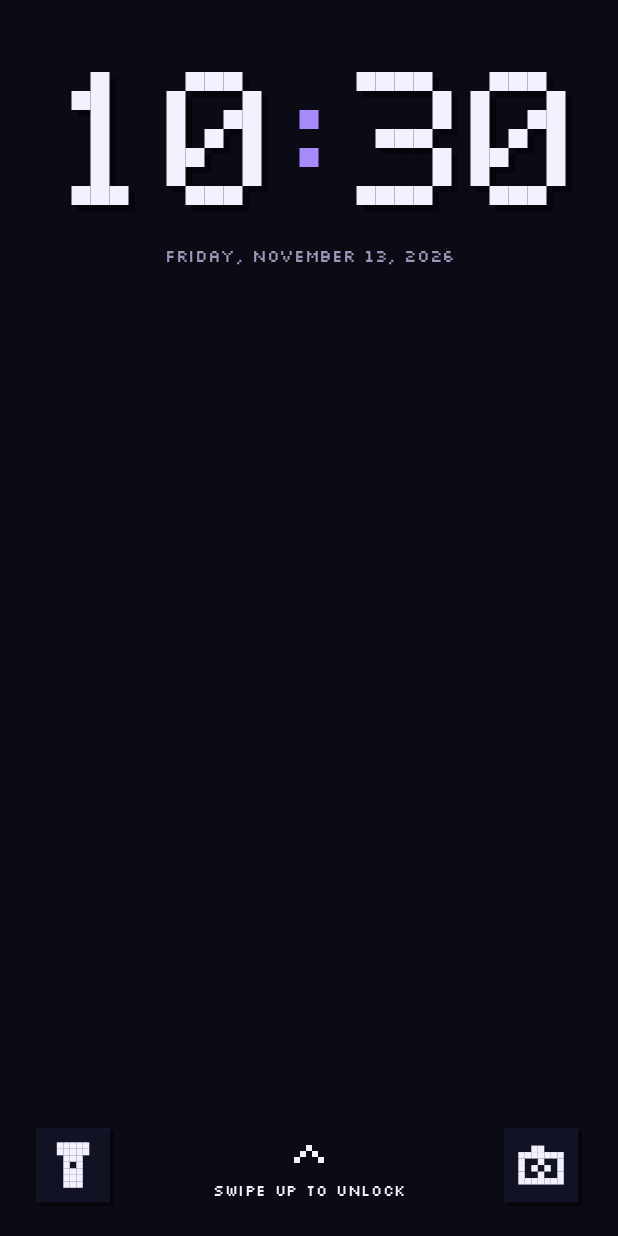
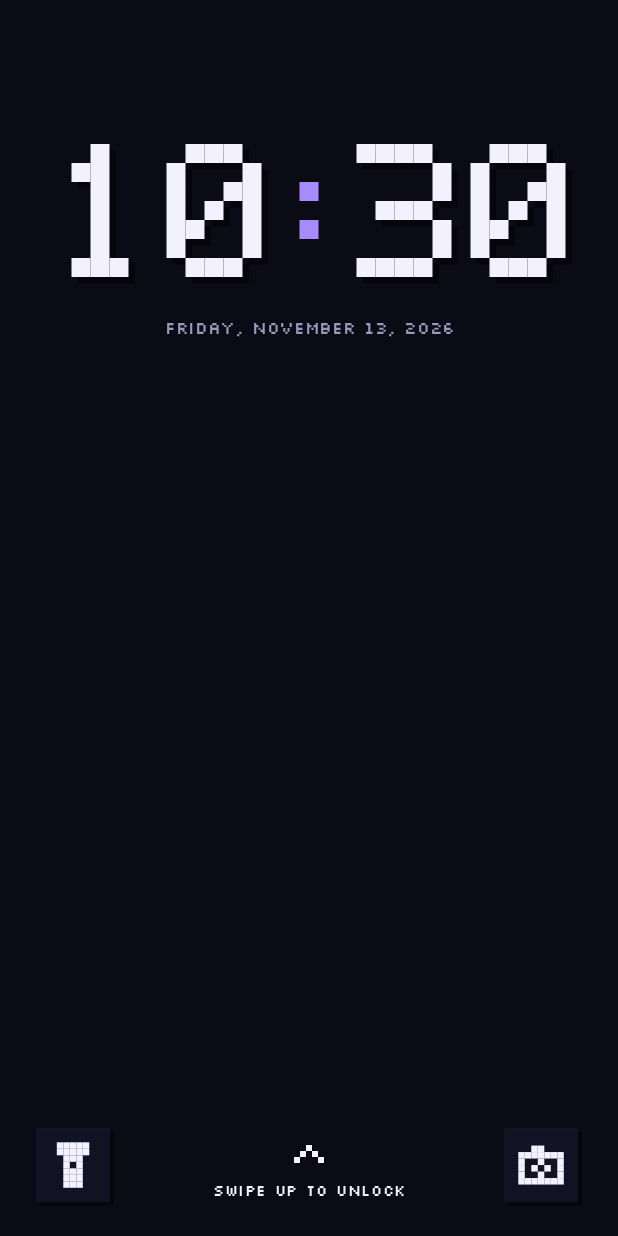
Before and after one commit to Hootywhooo86/bitlauncher, an Android app: the LockActivity screen opened directly, with no data from a screen before it, on a phone screen of 412 x 824 dp. Run offline under Robolectric (Android 15) with nearby library versions, the phone set to English and light mode, and no system bars; pictures from the network do not load.

Commit message:
Lock screen sits lower so its top line is clear of the status bar
The overlay window isn't always given the status bar inset, so the
content could sit under it. It now starts below the larger of the
reported inset and the real status bar height, with more room above,
and PLAYER 1 has more space before the clock. Version 0.11.1.

Co-Authored-By: Claude Opus 5.5 <noreply@anthropic.com>
Claude-Session: https://claude.ai/code/session_01D2KAkAthkC6GURPiQ33BoP

```diff
--- a/android/app/build.gradle.kts
+++ b/android/app/build.gradle.kts
@@ -16,7 +16,7 @@ android {
         targetSdk = 35
         // CI passes -PversionName/-PversionCode; this line is the source of truth for releases.
         versionCode = (project.findProperty("versionCode") as String?)?.toInt() ?: 100
-        versionName = (project.findProperty("versionName") as String?) ?: "0.11.0"
+        versionName = (project.findProperty("versionName") as String?) ?: "0.11.1"
     }
 
     signingConfigs {
--- a/android/app/src/main/java/com/hootywhooo86/bitlauncher/LockActivity.kt
+++ b/android/app/src/main/java/com/hootywhooo86/bitlauncher/LockActivity.kt
@@ -342,7 +342,7 @@ class LockScreen(base: Context, private val host: LockHost) : android.content.Co
             }, LinearLayout.LayoutParams(listW, -2).apply { bottomMargin = Pixel.dpi(this@LockScreen, 18) })
             "arcade" -> col1.addView(Pixel.label(this, "PLAYER 1", 12f, accent).apply {
                 gravity = Gravity.CENTER
-                setPadding(0, 0, 0, Pixel.dpi(context, 16))
+                setPadding(0, 0, 0, Pixel.dpi(context, 28))
             }, LinearLayout.LayoutParams(-1, -2))
         }
         col1.addView(clock, LinearLayout.LayoutParams(clockW, -2))
@@ -432,7 +432,12 @@ class LockScreen(base: Context, private val host: LockHost) : android.content.Co
                 @Suppress("DEPRECATION")
                 insets.systemWindowInsetTop to insets.systemWindowInsetBottom
             }
-            (content.layoutParams as FrameLayout.LayoutParams).topMargin = top + Pixel.dpi(this, 48)
+            // The overlay window isn't always told about the status bar, so never assume less than
+            // its real height; then a generous gap so the top line (PLAYER 1 and the like) is clear.
+            val statusBar = resources.getIdentifier("status_bar_height", "dimen", "android").let { id ->
+                if (id != 0) resources.getDimensionPixelSize(id) else Pixel.dpi(this, 32)
+            }
+            (content.layoutParams as FrameLayout.LayoutParams).topMargin = maxOf(top, statusBar) + Pixel.dpi(this, 72)
             ((hint.parent as View).layoutParams as FrameLayout.LayoutParams).bottomMargin = bottom + Pixel.dpi(this, 24)
             for (b in listOf(camera, torchButton)) (b.layoutParams as FrameLayout.LayoutParams).apply {
                 bottomMargin = bottom + Pixel.dpi(this@LockScreen, 20)
```
